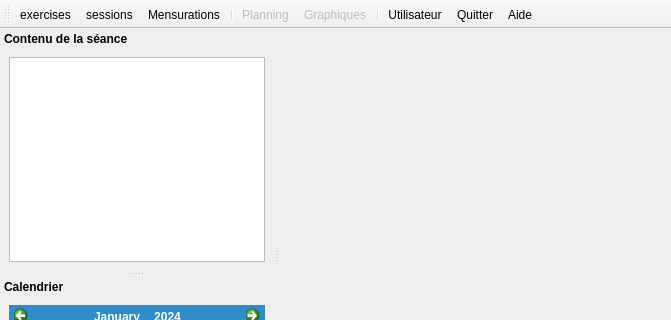
Old version of the form src/mainwindow.ui in the repository oktal/bodeasy; both pictures show x 0 to 671 and y 0 to 320 of the 671 by 627 pixel window.
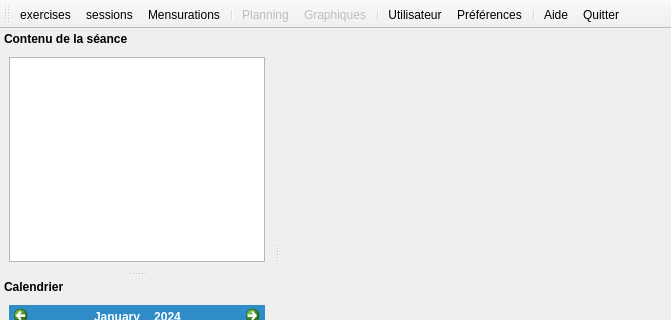
New version of the form. Icons and pictures are not drawn.

Commit message: fixed sessionframe pagination, added a settings dialog

Diff of the .ui file:
```diff
--- a/src/mainwindow.ui
+++ b/src/mainwindow.ui
@@ -48,8 +48,10 @@
    <addaction name="graphAction"/>
    <addaction name="separator"/>
    <addaction name="userAction"/>
-   <addaction name="exitAction"/>
+   <addaction name="settingsAction"/>
+   <addaction name="separator"/>
    <addaction name="helpAction"/>
+   <addaction name="exitAction"/>
   </widget>
   <widget class="QDockWidget" name="dockWidget1">
    <property name="font">
@@ -436,6 +438,18 @@
     <string>Consulter l'aide</string>
    </property>
   </action>
+  <action name="settingsAction">
+   <property name="icon">
+    <iconset resource="ressources.qrc">
+     <normaloff>:/images/settings-icon.png</normaloff>:/images/settings-icon.png</iconset>
+   </property>
+   <property name="text">
+    <string>Préférences</string>
+   </property>
+   <property name="toolTip">
+    <string>Préférences</string>
+   </property>
+  </action>
  </widget>
  <resources>
   <include location="ressources.qrc"/>
```
The commit also changes 15 other files.
